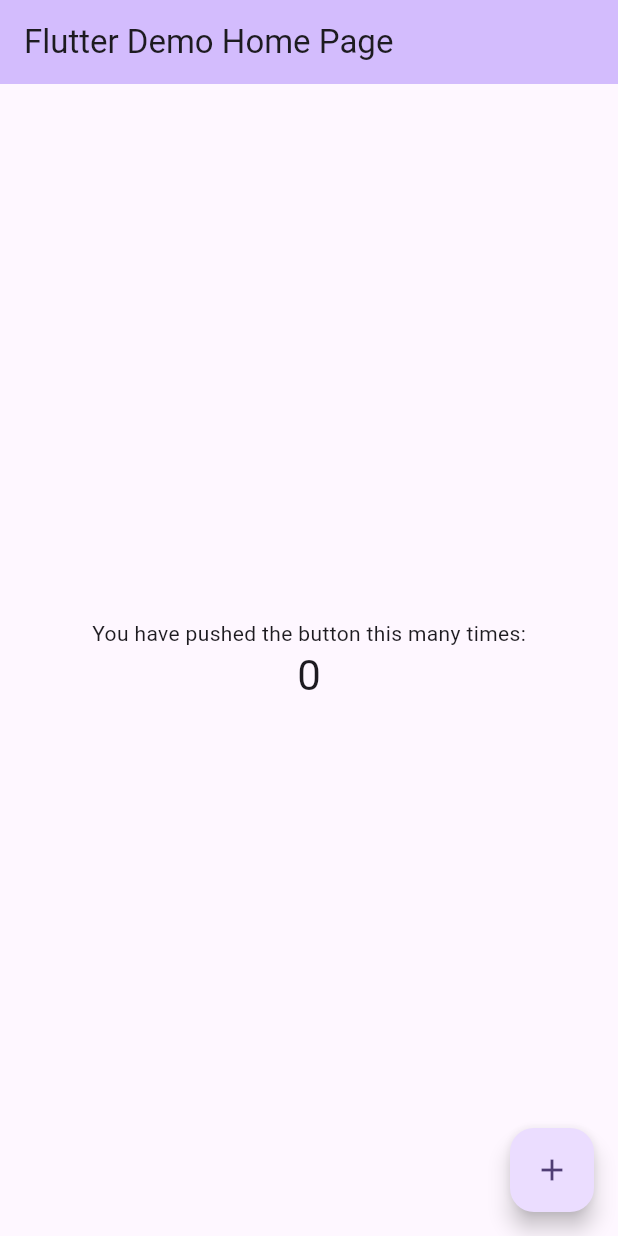
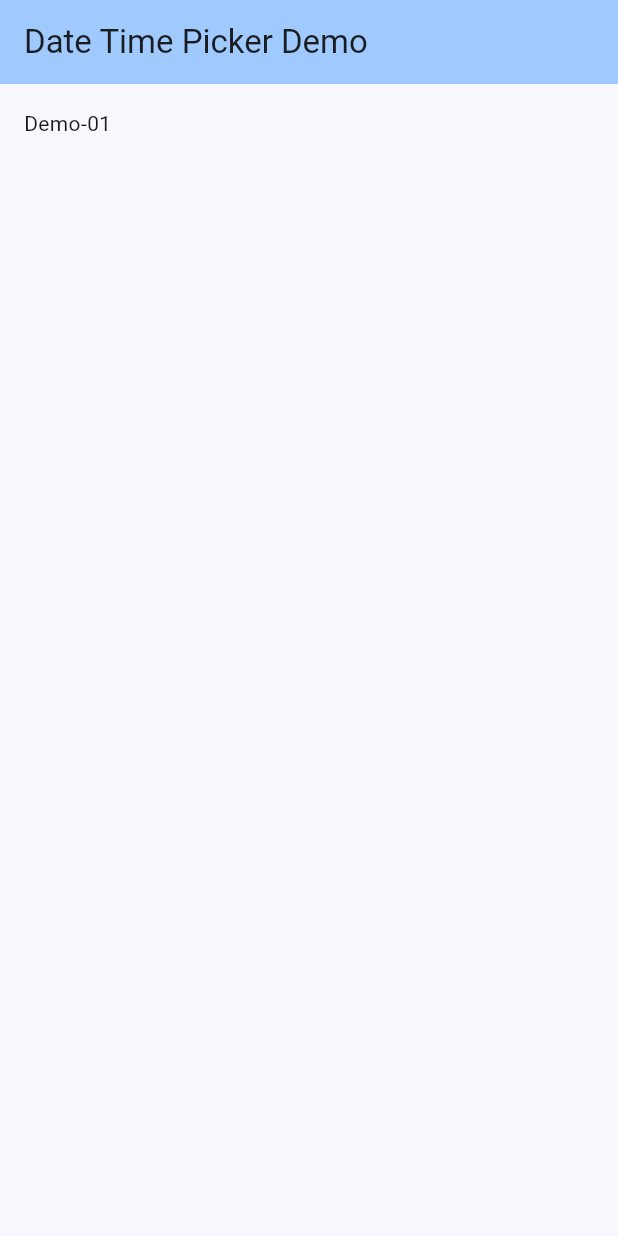
Before and after one commit to marufrobin/date_time_picker_demo, a Flutter app: the screen it shows after launch, on a phone screen of 412 x 824 dp. Run offline on Flutter 3.47's test engine with Material 3 defaults, Android fonts, the phone set to English and light mode, and no system bars.

Commit message:
pacakage added and date time picker demo page added

```diff
--- a/lib/main.dart
+++ b/lib/main.dart
@@ -7,119 +7,37 @@ void main() {
 class MyApp extends StatelessWidget {
   const MyApp({super.key});
 
-  // This widget is the root of your application.
   @override
   Widget build(BuildContext context) {
     return MaterialApp(
-      title: 'Flutter Demo',
+      title: 'Date Time Picker Demo',
       theme: ThemeData(
-        // This is the theme of your application.
-        //
-        // TRY THIS: Try running your application with "flutter run". You'll see
-        // the application has a purple toolbar. Then, without quitting the app,
-        // try changing the seedColor in the colorScheme below to Colors.green
-        // and then invoke "hot reload" (save your changes or press the "hot
-        // reload" button in a Flutter-supported IDE, or press "r" if you used
-        // the command line to start the app).
-        //
-        // Notice that the counter didn't reset back to zero; the application
-        // state is not lost during the reload. To reset the state, use hot
-        // restart instead.
-        //
-        // This works for code too, not just values: Most code changes can be
-        // tested with just a hot reload.
-        colorScheme: ColorScheme.fromSeed(seedColor: Colors.deepPurple),
+        colorScheme: ColorScheme.fromSeed(seedColor: Colors.blue),
         useMaterial3: true,
       ),
-      home: const MyHomePage(title: 'Flutter Demo Home Page'),
+      home: const DateTimePickerDemo(title: 'Date Time Picker Demo'),
     );
   }
 }
 
-class MyHomePage extends StatefulWidget {
-  const MyHomePage({super.key, required this.title});
-
-  // This widget is the home page of your application. It is stateful, meaning
-  // that it has a State object (defined below) that contains fields that affect
-  // how it looks.
-
-  // This class is the configuration for the state. It holds the values (in this
-  // case the title) provided by the parent (in this case the App widget) and
-  // used by the build method of the State. Fields in a Widget subclass are
-  // always marked "final".
-
+class DateTimePickerDemo extends StatelessWidget {
+  const DateTimePickerDemo({super.key, required this.title});
   final String title;
-
-  @override
-  State<MyHomePage> createState() => _MyHomePageState();
-}
-
-class _MyHomePageState extends State<MyHomePage> {
-  int _counter = 0;
-
-  void _incrementCounter() {
-    setState(() {
-      // This call to setState tells the Flutter framework that something has
-      // changed in this State, which causes it to rerun the build method below
-      // so that the display can reflect the updated values. If we changed
-      // _counter without calling setState(), then the build method would not be
-      // called again, and so nothing would appear to happen.
-      _counter++;
-    });
-  }
-
   @override
   Widget build(BuildContext context) {
-    // This method is rerun every time setState is called, for instance as done
-    // by the _incrementCounter method above.
-    //
-    // The Flutter framework has been optimized to make rerunning build methods
-    // fast, so that you can just rebuild anything that needs updating rather
-    // than having to individually change instances of widgets.
     return Scaffold(
       appBar: AppBar(
-        // TRY THIS: Try changing the color here to a specific color (to
-        // Colors.amber, perhaps?) and trigger a hot reload to see the AppBar
-        // change color while the other colors stay the same.
+        title: Text(title),
         backgroundColor: Theme.of(context).colorScheme.inversePrimary,
-        // Here we take the value from the MyHomePage object that was created by
-        // the App.build method, and use it to set our appbar title.
-        title: Text(widget.title),
       ),
-      body: Center(
-        // Center is a layout widget. It takes a single child and positions it
-        // in the middle of the parent.
+      body: Container(
+        padding: const EdgeInsets.all(16),
         child: Column(
-          // Column is also a layout widget. It takes a list of children and
-          // arranges them vertically. By default, it sizes itself to fit its
-          // children horizontally, and tries to be as tall as its parent.
-          //
-          // Column has various properties to control how it sizes itself and
-          // how it positions its children. Here we use mainAxisAlignment to
-          // center the children vertically; the main axis here is the vertical
-          // axis because Columns are vertical (the cross axis would be
-          // horizontal).
-          //
-          // TRY THIS: Invoke "debug painting" (choose the "Toggle Debug Paint"
-          // action in the IDE, or press "p" in the console), to see the
-          // wireframe for each widget.
-          mainAxisAlignment: MainAxisAlignment.center,
-          children: <Widget>[
-            const Text(
-              'You have pushed the button this many times:',
-            ),
-            Text(
-              '$_counter',
-              style: Theme.of(context).textTheme.headlineMedium,
-            ),
+          children: [
+            const Text('Demo-01'),
           ],
         ),
       ),
-      floatingActionButton: FloatingActionButton(
-        onPressed: _incrementCounter,
-        tooltip: 'Increment',
-        child: const Icon(Icons.add),
-      ), // This trailing comma makes auto-formatting nicer for build methods.
     );
   }
 }
--- a/pubspec.yaml
+++ b/pubspec.yaml
@@ -35,6 +35,7 @@ dependencies:
   # The following adds the Cupertino Icons font to your application.
   # Use with the CupertinoIcons class for iOS style icons.
   cupertino_icons: ^1.0.8
+  flutter_datetime_picker_plus: ^2.2.0
 
 dev_dependencies:
   flutter_test:
```
Also changed, not shown: pubspec.lock.
